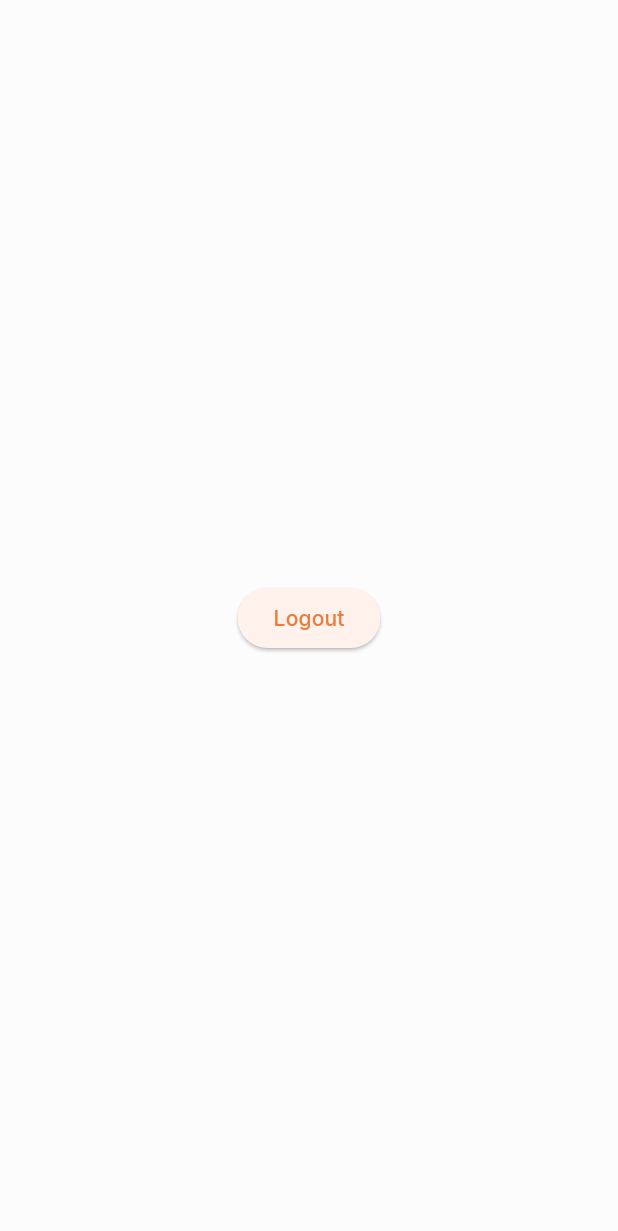
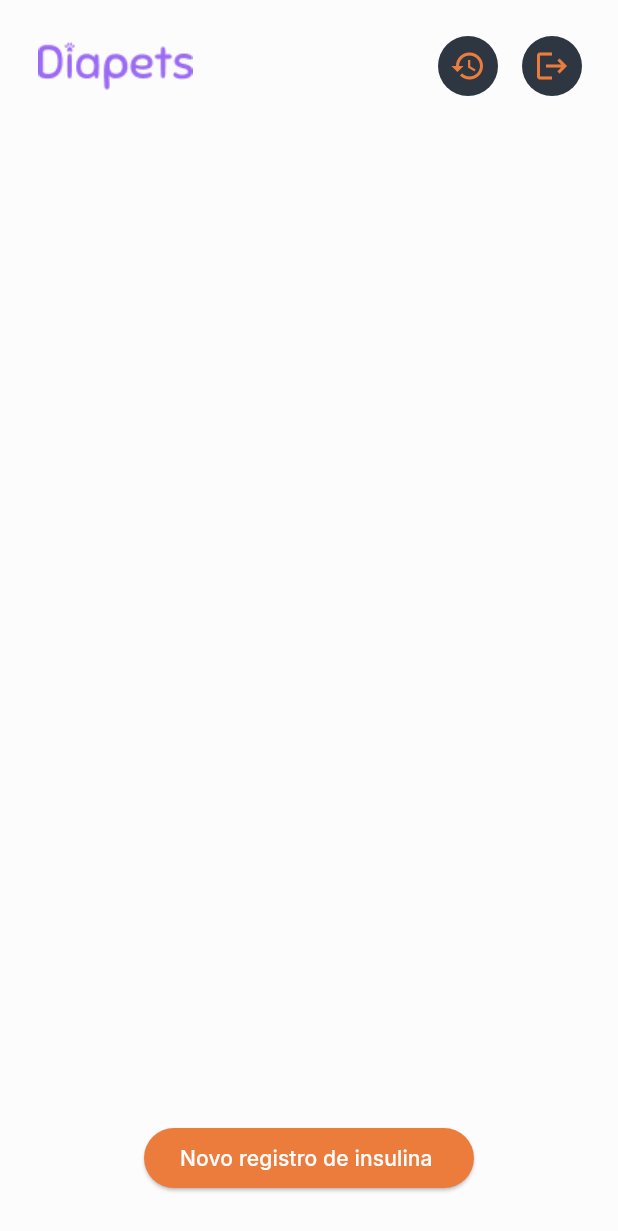
Before and after one commit to JandersonCRB/diapets-mobile, a Flutter app: the HomeScreen screen opened by its route, on a phone screen of 412 x 824 dp. Shown: the top 1231 px of the screen. Run offline on Flutter 3.47's test engine with Material 3 defaults, Android fonts, the phone set to English and light mode, and no system bars; our stand-ins replace dio, flutter_dotenv, flutter_svg, get, get_storage, google_fonts; accounts and stored records are empty.

Commit message:
creating base home screen

```diff
--- /dev/null
+++ b/lib/pages/home_screen/home_nav_bar.dart
@@ -0,0 +1,65 @@
+import 'package:flutter/material.dart';
+
+class HomeNavBar extends StatelessWidget {
+  const HomeNavBar({super.key});
+
+  @override
+  Widget build(BuildContext context) {
+    var primaryColor = Theme.of(context).primaryColor;
+    return Row(
+      children: [
+        Image.asset(
+          "assets/images/logo_purple.png",
+          width: 106,
+          height: 32,
+        ),
+        const Spacer(),
+        InkWell(
+          onTap: () {
+            print("Home");
+          },
+          borderRadius: BorderRadius.circular(99),
+          child: Container(
+            decoration: BoxDecoration(
+              color: const Color(0xFF2E3641),
+              borderRadius: BorderRadius.circular(99),
+            ),
+            width: 40,
+            height: 40,
+            padding: const EdgeInsets.all(8),
+            alignment: Alignment.center,
+            child: Icon(
+              Icons.history,
+              size: 24,
+              color: primaryColor,
+            ),
+          ),
+        ),
+        const SizedBox(
+          width: 16,
+        ),
+        InkWell(
+          onTap: () {
+            print("Home");
+          },
+          borderRadius: BorderRadius.circular(99),
+          child: Container(
+            decoration: BoxDecoration(
+              color: const Color(0xFF2E3641),
+              borderRadius: BorderRadius.circular(99),
+            ),
+            width: 40,
+            height: 40,
+            padding: const EdgeInsets.all(8),
+            alignment: Alignment.center,
+            child: Icon(
+              Icons.logout,
+              size: 24,
+              color: primaryColor,
+            ),
+          ),
+        ),
+      ],
+    );
+  }
+}
--- a/lib/pages/home_screen/home_screen.dart
+++ b/lib/pages/home_screen/home_screen.dart
@@ -1,20 +1,36 @@
-import 'package:diapets_mobile/services/auth_service.dart';
+import 'package:diapets_mobile/components/DiapetsPrimaryButton/diapets_primary_button.dart';
+import 'package:diapets_mobile/pages/home_screen/home_nav_bar.dart';
 import 'package:flutter/material.dart';
-import 'package:get/get.dart';
 
 class HomeScreen extends StatelessWidget {
   const HomeScreen({super.key});
 
   @override
   Widget build(BuildContext context) {
-    var authService = Get.find<AuthService>();
     return Scaffold(
-      body: Center(
-        child: ElevatedButton(
-          onPressed: () {
-            authService.logout();
-          },
-          child: const Text('Logout'),
+      body: Padding(
+        padding: const EdgeInsets.only(top: 24, left: 24, right: 24),
+        child: Column(
+          crossAxisAlignment: CrossAxisAlignment.center,
+          children: [
+            const HomeNavBar(),
+            const Spacer(),
+            ConstrainedBox(
+              constraints: const BoxConstraints(
+                maxWidth: 220,
+                maxHeight: 40,
+              ),
+              child: DiapetsPrimaryButton(
+                child: const Row(
+                  children: [
+                    Text("Novo registro de insulina"),
+                  ],
+                ),
+                onPressed: () {},
+              ),
+            ),
+            const SizedBox(height: 32),
+          ],
         ),
       ),
     );
--- a/pubspec.yaml
+++ b/pubspec.yaml
@@ -67,6 +67,7 @@ flutter:
   # To add assets to your application, add an assets section, like this:
   assets:
     - assets/images/pana.svg
+    - assets/images/logo_purple.png
     - .env.local
 
   # An image asset can refer to one or more resolution-specific "variants", see
```
Also changed, not shown: assets/images/logo_purple.png (added).
